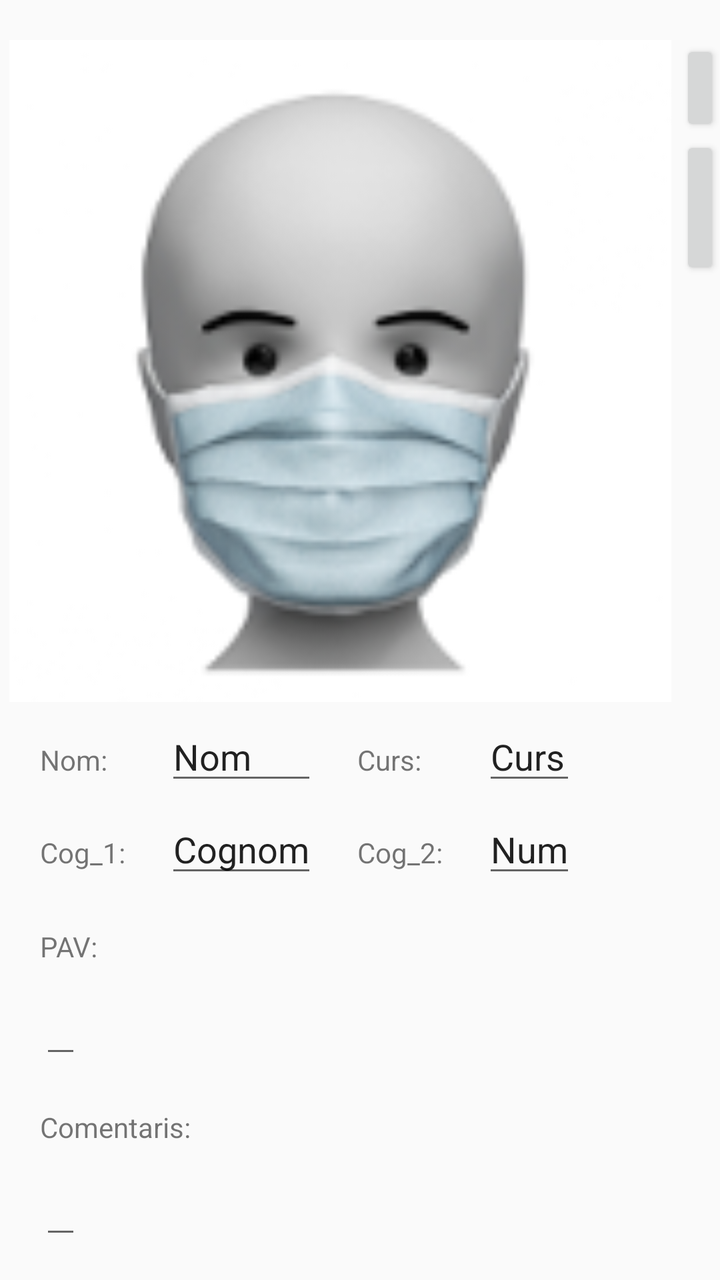
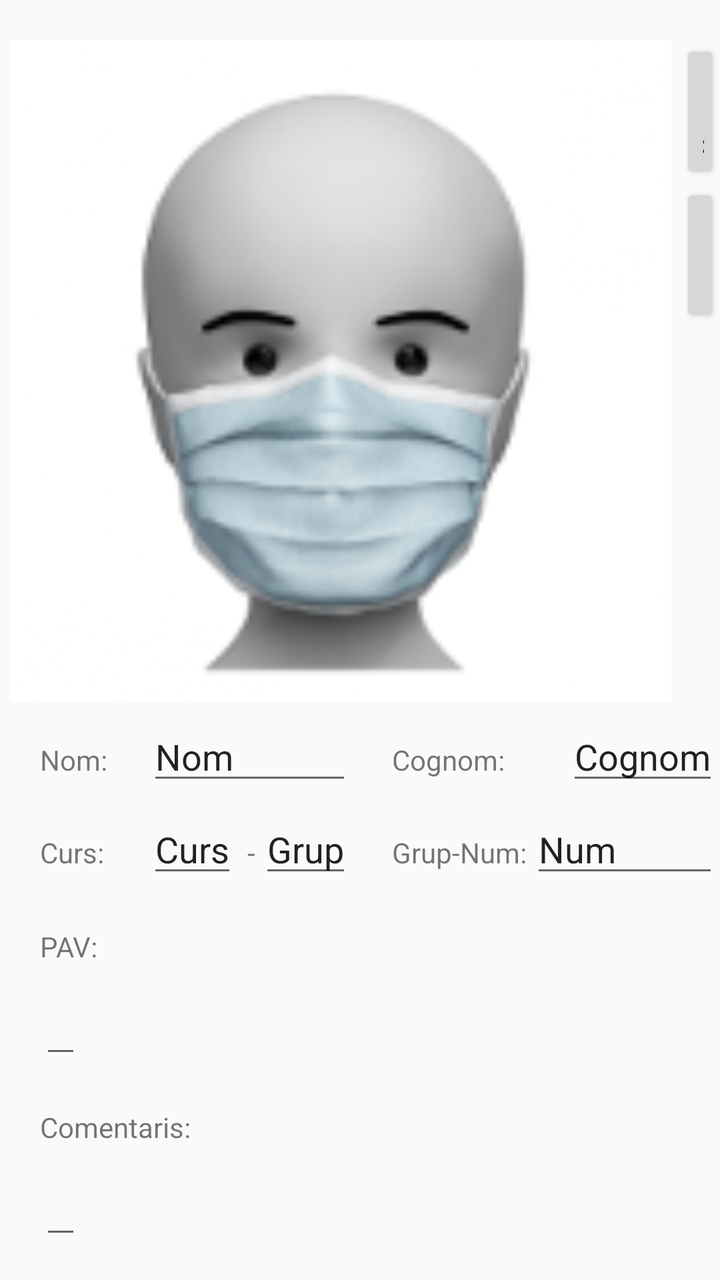

An Android layout rendered at two revisions. The XML below is the earlier revision; the diff shows what the commit changed to produce the second picture.
<!-- AndroidManifest.xml: application theme AppTheme -->
<!-- res/layout/activity_memoritzar.xml -->
<?xml version="1.0" encoding="utf-8"?>
<androidx.constraintlayout.widget.ConstraintLayout
    xmlns:android="http://schemas.android.com/apk/res/android"
    xmlns:app="http://schemas.android.com/apk/res-auto"
    xmlns:tools="http://schemas.android.com/tools"
    android:layout_width="match_parent"
    android:layout_height="match_parent"
    tools:context="com.gruixuts.geniuscares.act_memoritzar">



    <LinearLayout
        android:layout_width="match_parent"
        android:layout_height="match_parent"
        android:orientation="vertical">

        <LinearLayout
            android:layout_width="match_parent"
            android:layout_height="wrap_content"
            android:layout_marginTop="20dp"
            android:orientation="horizontal">

            <ImageView
                android:id="@+id/imgImatges"
                android:layout_width="340dp"
                android:layout_height="331dp"
                android:src="@mipmap/ic_launcher" />

            <LinearLayout
                android:layout_width="match_parent"
                android:layout_height="wrap_content"
                android:orientation="vertical">

                <Button
                    android:id="@+id/cmdModSegFoto"
                    android:layout_width="match_parent"
                    android:layout_height="wrap_content"
                    android:onClick="fotoSeguent"
                    android:text=">" />

                <Button
                    android:id="@+id/cmdModAntFoto"
                    android:layout_width="match_parent"
                    android:layout_height="wrap_content"
                    android:onClick="fotoAnterior"
                    android:text="Ant" />

            </LinearLayout>
        </LinearLayout>

        <TableLayout
            android:layout_width="match_parent"
            android:layout_height="wrap_content">
            android:layout_marginLeft="20dp"

            <TableRow
                android:layout_width="match_parent"
                android:layout_height="wrap_content">

                <TextView
                    android:layout_width="wrap_content"
                    android:layout_height="wrap_content"
                    android:layout_marginLeft="20dp"
                    android:layout_marginTop="5dp"
                    android:text="Nom:"
                    android:textAppearance="@android:style/TextAppearance.Material.Small"
                    app:layout_constraintEnd_toEndOf="parent" />

                <EditText
                    android:id="@+id/txtMemNom"
                    android:layout_width="wrap_content"
                    android:layout_height="wrap_content"
                    android:layout_marginLeft="20dp"
                    android:layout_marginTop="5dp"
                    android:imeOptions="actionDone"
                    android:keyboardNavigationCluster="false"
                    android:singleLine="true"
                    android:text="Nom"
                    android:textAppearance="@android:style/TextAppearance.Material.Medium" />

                <TextView
                    android:layout_width="wrap_content"
                    android:layout_height="wrap_content"
                    android:layout_marginLeft="20dp"
                    android:layout_marginTop="5dp"
                    android:text="Curs:"
                    android:textAppearance="@android:style/TextAppearance.Material.Small"
                    app:layout_constraintEnd_toEndOf="parent" />

                <EditText
                    android:id="@+id/txtMemCurs"
                    android:layout_width="wrap_content"
                    android:layout_height="wrap_content"
                    android:layout_marginLeft="20dp"
                    android:layout_marginTop="5dp"
                    android:imeOptions="actionDone"
                    android:keyboardNavigationCluster="false"
                    android:singleLine="true"
                    android:text="Curs"
                    android:textAppearance="@android:style/TextAppearance.Material.Medium" />
            </TableRow>

            <TableRow
                android:layout_width="match_parent"
                android:layout_height="wrap_content">

                <TextView
                    android:layout_width="wrap_content"
                    android:layout_height="wrap_content"
                    android:layout_marginLeft="20dp"
                    android:layout_marginTop="5dp"
                    android:text="Cog_1:"
                    android:textAppearance="@android:style/TextAppearance.Material.Small"
                    app:layout_constraintEnd_toEndOf="parent" />

                <EditText
                    android:id="@+id/txtMemCognom"
                    android:layout_width="wrap_content"
                    android:layout_height="wrap_content"
                    android:layout_marginLeft="20dp"
                    android:layout_marginTop="5dp"
                    android:imeOptions="actionDone"
                    android:keyboardNavigationCluster="false"
                    android:singleLine="true"
                    android:text="Cognom"
                    android:textAppearance="@android:style/TextAppearance.Material.Medium" />
                <TextView
                    android:layout_width="wrap_content"
                    android:layout_height="wrap_content"
                    android:layout_marginLeft="20dp"
                    android:layout_marginTop="5dp"
                    android:text="Cog_2:"
                    android:textAppearance="@android:style/TextAppearance.Material.Small"
                    app:layout_constraintEnd_toEndOf="parent" />

                <EditText
                    android:id="@+id/txtMemNum"
                    android:layout_width="wrap_content"
                    android:layout_height="wrap_content"
                    android:layout_marginLeft="20dp"
                    android:layout_marginTop="5dp"
                    android:imeOptions="actionDone"
                    android:keyboardNavigationCluster="false"
                    android:singleLine="true"
                    android:text="Num"
                    android:textAppearance="@android:style/TextAppearance.Material.Medium" />
            </TableRow>
        </TableLayout>

        <TextView
            android:layout_marginTop="20dp"
            android:layout_marginLeft="20dp"
            android:layout_width="wrap_content"
            android:layout_height="wrap_content"
            android:text="PAV:"
            android:textAppearance="@android:style/TextAppearance.Material.Small" />

        <EditText
            android:id="@+id/edtMemPAV"
            android:layout_width="wrap_content"
            android:layout_height="wrap_content"
            android:layout_marginLeft="20dp"
            android:layout_marginTop="10dp"
            android:singleLine="true"
            android:imeOptions="actionDone"
            android:textAppearance="@android:style/TextAppearance.Material.Medium" />

        <TextView
            android:layout_marginTop="20dp"
            android:layout_marginLeft="20dp"
            android:layout_width="wrap_content"
            android:layout_height="wrap_content"
            android:text="Comentaris:"
            android:textAppearance="@android:style/TextAppearance.Material.Small" />

        <EditText
            android:id="@+id/edtMemComentaris"
            android:layout_width="wrap_content"
            android:layout_height="wrap_content"
            android:layout_marginLeft="20dp"
            android:layout_marginTop="10dp"
            android:singleLine="true"
            android:imeOptions="actionDone"
            android:textAppearance="@android:style/TextAppearance.Material.Medium" />


        <LinearLayout
            android:orientation="horizontal"
            android:layout_marginTop="20dp"
            android:layout_marginLeft="20dp"
            android:layout_width="wrap_content"
            android:layout_height="wrap_content">

            <Button
                android:id="@+id/cmdMemOk"
                android:layout_width="wrap_content"
                android:layout_height="wrap_content"
                android:layout_marginLeft="15dp"
                android:onClick="MemOk"
                android:text="Ok" />

            <Button
                android:id="@+id/cmdMemPasso"
                android:layout_width="wrap_content"
                android:layout_height="wrap_content"
                android:layout_marginLeft="15dp"
                android:onClick="MemPasso"
                android:text="Passo" />

            <Button
                android:id="@+id/cmdMemEdit"
                android:layout_width="wrap_content"
                android:layout_height="wrap_content"
                android:layout_marginLeft="15dp"
                android:onClick="MemEdit"
                android:text="Edit" />

        </LinearLayout>
        <TextView
            android:id="@+id/txtCompt"
            android:layout_marginTop="30dp"
            android:layout_marginLeft="20dp"
            android:layout_width="wrap_content"
            android:layout_height="wrap_content"
            android:text="0/0"
            android:textAppearance="@android:style/TextAppearance.Material.Medium" />

    </LinearLayout>




</androidx.constraintlayout.widget.ConstraintLayout>
<!-- resources referenced by this layout -->
<resources>
  <!-- mipmap ic_launcher: png bitmap (mipmap-hdpi, 5735 bytes) -->
  <style name="AppTheme" parent="Theme.AppCompat.Light.DarkActionBar">
          
          <item name="colorPrimary">@color/colorPrimary</item>
          <item name="colorPrimaryDark">@color/colorPrimaryDark</item>
          <item name="colorAccent">@color/colorAccent</item>
      </style>
  <color name="colorPrimary">#3F51B5</color>
  <color name="colorPrimaryDark">#303F9F</color>
  <color name="colorAccent">#FF4081</color>
</resources>

<!-- the commit's change to res/layout/activity_memoritzar.xml (unified diff, before → after) -->
@@ -36,14 +36,14 @@
                     android:layout_width="match_parent"
                     android:layout_height="wrap_content"
                     android:onClick="fotoSeguent"
-                    android:text=">" />
+                    android:text="-->" />
 
                 <Button
                     android:id="@+id/cmdModAntFoto"
                     android:layout_width="match_parent"
                     android:layout_height="wrap_content"
                     android:onClick="fotoAnterior"
-                    android:text="Ant" />
+                    android:text="&lt;--" />
 
             </LinearLayout>
         </LinearLayout>
@@ -83,33 +83,7 @@
                     android:layout_height="wrap_content"
                     android:layout_marginLeft="20dp"
                     android:layout_marginTop="5dp"
-                    android:text="Curs:"
-                    android:textAppearance="@android:style/TextAppearance.Material.Small"
-                    app:layout_constraintEnd_toEndOf="parent" />
-
-                <EditText
-                    android:id="@+id/txtMemCurs"
-                    android:layout_width="wrap_content"
-                    android:layout_height="wrap_content"
-                    android:layout_marginLeft="20dp"
-                    android:layout_marginTop="5dp"
-                    android:imeOptions="actionDone"
-                    android:keyboardNavigationCluster="false"
-                    android:singleLine="true"
-                    android:text="Curs"
-                    android:textAppearance="@android:style/TextAppearance.Material.Medium" />
-            </TableRow>
-
-            <TableRow
-                android:layout_width="match_parent"
-                android:layout_height="wrap_content">
-
-                <TextView
-                    android:layout_width="wrap_content"
-                    android:layout_height="wrap_content"
-                    android:layout_marginLeft="20dp"
-                    android:layout_marginTop="5dp"
-                    android:text="Cog_1:"
+                    android:text="Cognom:"
                     android:textAppearance="@android:style/TextAppearance.Material.Small"
                     app:layout_constraintEnd_toEndOf="parent" />
 
@@ -124,20 +98,66 @@
                     android:singleLine="true"
                     android:text="Cognom"
                     android:textAppearance="@android:style/TextAppearance.Material.Medium" />
-                <TextView
-                    android:layout_width="wrap_content"
-                    android:layout_height="wrap_content"
-                    android:layout_marginLeft="20dp"
-                    android:layout_marginTop="5dp"
-                    android:text="Cog_2:"
-                    android:textAppearance="@android:style/TextAppearance.Material.Small"
-                    app:layout_constraintEnd_toEndOf="parent" />
-
+            </TableRow>
+
+            <TableRow
+                android:layout_width="match_parent"
+                android:layout_height="wrap_content">
+
+                <TextView
+                    android:layout_width="wrap_content"
+                    android:layout_height="wrap_content"
+                    android:layout_marginLeft="20dp"
+                    android:layout_marginTop="5dp"
+                    android:text="Curs:"
+                    android:textAppearance="@android:style/TextAppearance.Material.Small"
+                    app:layout_constraintEnd_toEndOf="parent" />
+
+                <LinearLayout>
+                    <EditText
+                        android:id="@+id/txtMemCurs"
+                        android:layout_width="wrap_content"
+                        android:layout_height="wrap_content"
+                        android:layout_marginLeft="20dp"
+                        android:layout_marginTop="5dp"
+                        android:imeOptions="actionDone"
+                        android:keyboardNavigationCluster="false"
+                        android:singleLine="true"
+                        android:text="Curs"
+                        android:textAppearance="@android:style/TextAppearance.Material.Medium" />
+                    <TextView
+                        android:layout_width="wrap_content"
+                        android:layout_height="wrap_content"
+                        android:layout_marginLeft="5dp"
+                        android:layout_marginTop="5dp"
+                        android:text="-"
+                        android:textAppearance="@android:style/TextAppearance.Material.Small"
+                        app:layout_constraintEnd_toEndOf="parent" />
+                    <EditText
+                        android:id="@+id/txtMemGrup"
+                        android:layout_width="wrap_content"
+                        android:layout_height="wrap_content"
+                        android:layout_marginLeft="2dp"
+                        android:layout_marginTop="5dp"
+                        android:imeOptions="actionDone"
+                        android:keyboardNavigationCluster="false"
+                        android:singleLine="true"
+                        android:text="Grup"
+                        android:textAppearance="@android:style/TextAppearance.Material.Medium" />
+                </LinearLayout>
+                <TextView
+                    android:layout_width="wrap_content"
+                    android:layout_height="wrap_content"
+                    android:layout_marginLeft="20dp"
+                    android:layout_marginTop="5dp"
+                    android:text="Grup-Num:"
+                    android:textAppearance="@android:style/TextAppearance.Material.Small"
+                    app:layout_constraintEnd_toEndOf="parent" />
                 <EditText
                     android:id="@+id/txtMemNum"
                     android:layout_width="wrap_content"
                     android:layout_height="wrap_content"
-                    android:layout_marginLeft="20dp"
+                    android:layout_marginLeft="2dp"
                     android:layout_marginTop="5dp"
                     android:imeOptions="actionDone"
                     android:keyboardNavigationCluster="false"
